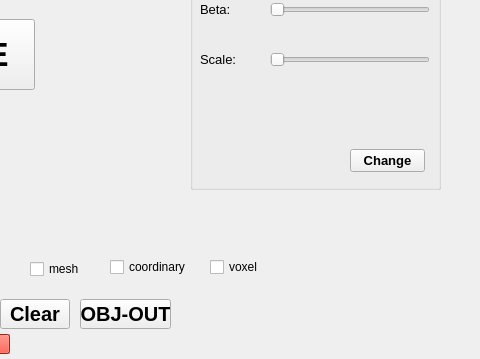
The window that Pinocchio/ModelHandle/ModelHandle/modelhandle.ui (lizhenxiS/Pinocchio) describes before a commit, drawn with Qt 5; both pictures show x 720 to 1200 and y 241 to 600 of the 1200 by 600 pixel window.
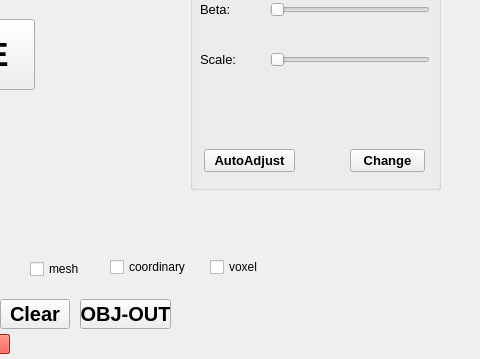
The same window after the commit. Custom widgets are drawn as their Qt base class.

Patch:
```diff
--- a/Pinocchio/ModelHandle/ModelHandle/modelhandle.ui
+++ b/Pinocchio/ModelHandle/ModelHandle/modelhandle.ui
@@ -570,6 +570,24 @@
      <enum>Qt::Horizontal</enum>
     </property>
    </widget>
+   <widget class="QPushButton" name="AutoAdjustButton">
+    <property name="geometry">
+     <rect>
+      <x>14</x>
+      <y>300</y>
+      <width>91</width>
+      <height>23</height>
+     </rect>
+    </property>
+    <property name="font">
+     <font>
+      <pointsize>10</pointsize>
+     </font>
+    </property>
+    <property name="text">
+     <string>AutoAdjust</string>
+    </property>
+   </widget>
   </widget>
   <widget class="QCheckBox" name="voxel_box">
    <property name="geometry">
```
